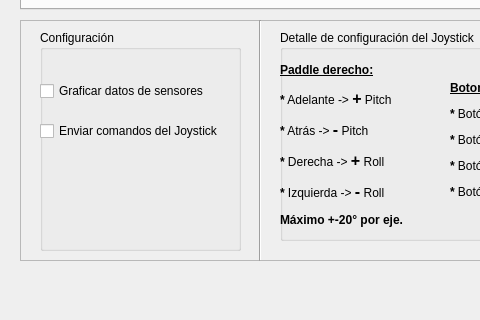
This is Python/CuadricopteroUCAB/InterfazPrincipalQt.ui in YoshuaNava/TesisCuadricoptero as Qt 5 draws it before an edit; both pictures show x 0 to 480 and y 380 to 700 of the 1050 by 700 pixel window. The edited form follows.
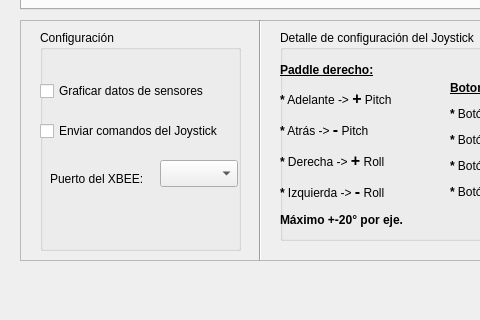
This is the edited form. Custom widgets are drawn as their Qt base class.

Commit message: Código del Joystick funcionando, y haciendo paso de mensajes a la interfaz.

Diff of the .ui file:
```diff
--- a/Python/CuadricopteroUCAB/InterfazPrincipalQt.ui
+++ b/Python/CuadricopteroUCAB/InterfazPrincipalQt.ui
@@ -175,6 +175,29 @@
        <string>Enviar comandos del Joystick</string>
       </property>
      </widget>
+     <widget class="QComboBox" name="cBox_puertosActivos">
+      <property name="geometry">
+       <rect>
+        <x>120</x>
+        <y>130</y>
+        <width>78</width>
+        <height>27</height>
+       </rect>
+      </property>
+     </widget>
+     <widget class="QLabel" name="label_">
+      <property name="geometry">
+       <rect>
+        <x>10</x>
+        <y>140</y>
+        <width>101</width>
+        <height>17</height>
+       </rect>
+      </property>
+      <property name="text">
+       <string>Puerto del XBEE:</string>
+      </property>
+     </widget>
     </widget>
     <widget class="Line" name="line">
      <property name="geometry">
```
The commit also changes 6 other files.
